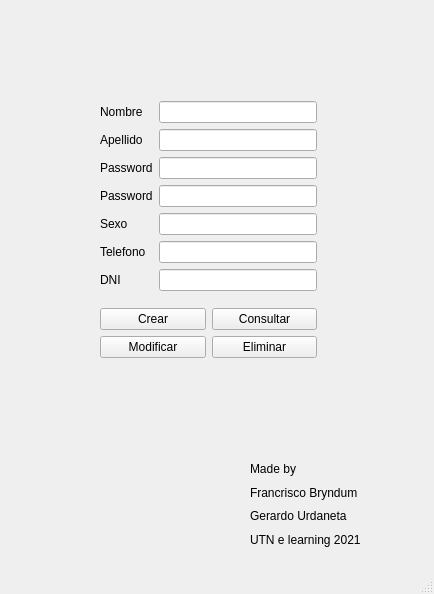
The window that Base.ui (gdurdaneta/utnintegrador) describes before a commit, drawn with Qt 5.
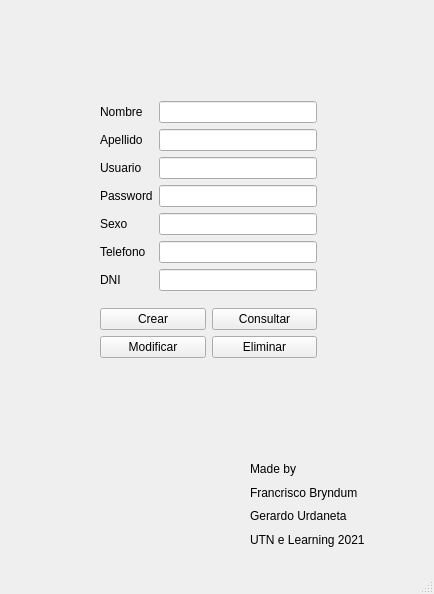
The same window after the commit.

Diff of the .ui file:
```diff
--- a/Base.ui
+++ b/Base.ui
@@ -19,7 +19,7 @@
      <rect>
       <x>250</x>
       <y>460</y>
-      <width>140</width>
+      <width>144</width>
       <height>88</height>
      </rect>
     </property>
@@ -48,13 +48,13 @@
      <item row="3" column="0">
       <widget class="QLabel" name="label_10">
        <property name="text">
-        <string>UTN e learning 2021</string>
+        <string>UTN e Learning 2021</string>
        </property>
       </widget>
      </item>
     </layout>
    </widget>
-   <widget class="QWidget" name="">
+   <widget class="QWidget" name="layoutWidget">
     <property name="geometry">
      <rect>
       <x>100</x>
@@ -89,7 +89,7 @@
        <item row="2" column="0">
         <widget class="QLabel" name="label_15">
          <property name="text">
-          <string>Password</string>
+          <string>Usuario</string>
          </property>
         </widget>
        </item>
```
Left out of the diff: 44 changed lines with no effect on the pictures.
